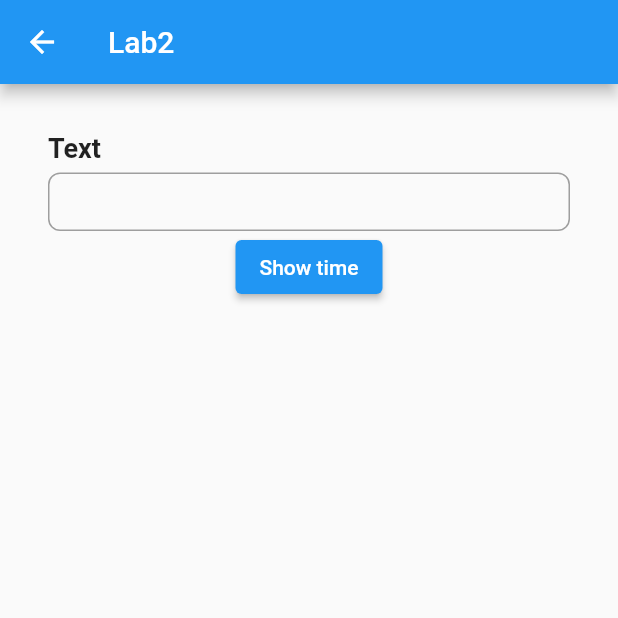
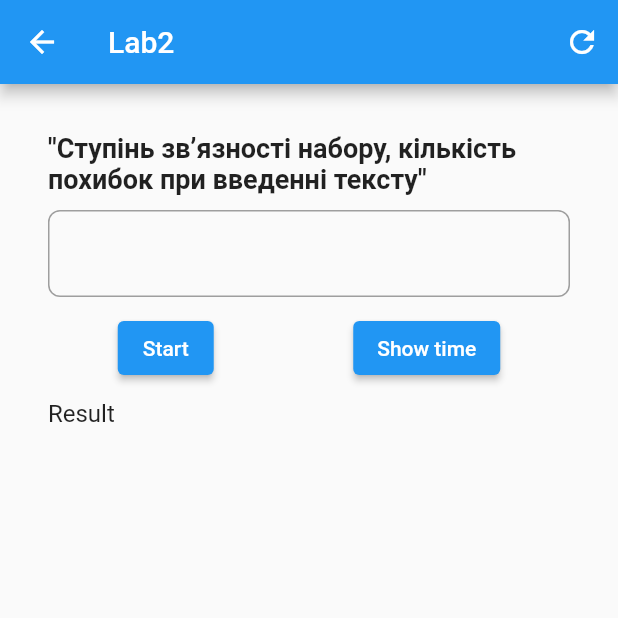
Before and after one commit to Grifon333/security_data, a Flutter app: the Lab2Widget screen opened by its route, on a phone screen of 412 x 824 dp, the top half of it. Run offline on Flutter 3.47's test engine with Material 2 defaults, Android fonts, the light colour scheme and no system bars.

Commit message:
lab2: show result and correct entering text

```diff
--- a/lib/ui/widgets/labs/lab2/lab2_model.dart
+++ b/lib/ui/widgets/labs/lab2/lab2_model.dart
@@ -25,6 +25,11 @@ class Lab2Model extends ChangeNotifier {
   late Stopwatch timeSymbol;
   bool isCorrect = true;
   int lengthEnterString = 0;
+  bool _readOnly = true;
+  List<String> result = [];
+
+  // bool isCompleted = false;
+  final textController = TextEditingController();
 
   void initialization() {
     timeAll = Stopwatch()..start();
@@ -36,17 +41,29 @@ class Lab2Model extends ChangeNotifier {
       (index) => List.filled(words[index].length, 0),
     );
     timeWords = List.filled(words.length, 0);
+    timeText = 0;
+    iPos = 0;
+    jPos = 0;
+
+    isCorrect = true;
+    lengthEnterString = 0;
+    _readOnly = false;
+    result.clear();
   }
 
   void addSymbol(String str) {
     if (str.length <= lengthEnterString) {
       if (jPos > 0) {
         jPos--;
-      } else {
+      } else if (iPos > 0) {
         iPos--;
         jPos = words[iPos].length - 1;
       }
-      lengthEnterString--;
+      lengthEnterString = str.length;
+
+      isCorrect =
+          text.contains(str) && str.characters.last == text[str.length - 1];
+      notifyListeners();
       return;
     }
     if (str == text) {
@@ -56,11 +73,10 @@ class Lab2Model extends ChangeNotifier {
       int t = timeWord.elapsedMilliseconds;
       timeWords[iPos] = t;
       calculateAllData();
-      // print('Success, time: ${timeAll.elapsedMilliseconds}');
+      _readOnly = true;
     }
     lengthEnterString = str.length;
     String char = str.characters.last;
-    // print('$char: ${char.codeUnits.first}');
 
     if (checkChar(char)) {
       if (char == words[iPos].split('')[jPos]) {
@@ -75,11 +91,15 @@ class Lab2Model extends ChangeNotifier {
     } else if (char.codeUnits.first == 32) {
       timeWord.stop();
       int t = timeWord.elapsedMilliseconds;
-      timeWords[iPos++] = t;
+      timeWords[iPos] = t;
       jPos = 0;
       timeWord = Stopwatch()..start();
+      if (iPos + 1 < words.length) {
+        iPos++;
+      }
     }
-    isCorrect = text.contains(str);
+    isCorrect =
+        text.contains(str) && str.characters.last == text[str.length - 1];
 
     // if (checkChar(char) && char == words[iPos].split('')[jPos]) {
     //   timeSymbol.stop();
@@ -130,6 +150,7 @@ class Lab2Model extends ChangeNotifier {
     double Tm, Tp, S = 0;
     List<double> Ts;
     double sum = 0;
+
     Tm = timeText / n;
 
     Ts = List.filled(words.length, 0);
@@ -157,9 +178,33 @@ class Lab2Model extends ChangeNotifier {
     }
     S /= k;
 
+    result.clear();
+    result.add('Input speed: \n${round(Tm)}');
+    result.add('Speed of entering each word: \n${Ts.map((e) => round(e))}');
+    result.add('Average time interval between words: \n${round(Tp)}');
+    result.add('Degree of coherence of the set: \n${round(S)}');
+    notifyListeners();
+
     print('Tm: $Tm');
     print('Ts: $Ts');
     print('Tp: $Tp');
     print('S: $S');
   }
+
+  void start() {
+    initialization();
+    textController.clear();
+    notifyListeners();
+  }
+
+  void end() {
+    textController.clear();
+    notifyListeners();
+  }
+
+  get readOnly => _readOnly;
+
+  double round(double value) {
+    return (value * 1000).roundToDouble() / 1000;
+  }
 }
--- a/lib/ui/widgets/labs/lab2/lab2_widget.dart
+++ b/lib/ui/widgets/labs/lab2/lab2_widget.dart
@@ -7,9 +7,18 @@ class Lab2Widget extends StatelessWidget {
 
   @override
   Widget build(BuildContext context) {
+    final model = NotifierProvider.watch<Lab2Model>(context);
+    if (model == null) return const SizedBox.shrink();
+
     return Scaffold(
       appBar: AppBar(
         title: const Text('Lab2'),
+        actions: [
+          IconButton(
+            onPressed: () => model.end(),
+            icon: const Icon(Icons.refresh),
+          )
+        ],
       ),
       body: const _BodyWidget(),
     );
@@ -21,15 +30,16 @@ class _BodyWidget extends StatelessWidget {
 
   @override
   Widget build(BuildContext context) {
-    final model = NotifierProvider.read<Lab2Model>(context);
-    if (model == null) return const SizedBox.shrink();
-    model.initialization();
+    // final model = NotifierProvider.read<Lab2Model>(context);
+    // if (model == null) return const SizedBox.shrink();
+    // model.initialization();
 
     return Padding(
       padding: const EdgeInsets.all(32.0),
       child: Column(
         children: const [
           _TextFieldWidget(),
+          SizedBox(height: 10),
           _ShowResultsWidget(),
         ],
       ),
@@ -37,9 +47,14 @@ class _BodyWidget extends StatelessWidget {
   }
 }
 
-class _TextFieldWidget extends StatelessWidget {
+class _TextFieldWidget extends StatefulWidget {
   const _TextFieldWidget({Key? key}) : super(key: key);
 
+  @override
+  State<_TextFieldWidget> createState() => _TextFieldWidgetState();
+}
+
+class _TextFieldWidgetState extends State<_TextFieldWidget> {
   @override
   Widget build(BuildContext context) {
     final model = NotifierProvider.watch<Lab2Model>(context);
@@ -49,12 +64,13 @@ class _TextFieldWidget extends StatelessWidget {
     return Column(
       crossAxisAlignment: CrossAxisAlignment.start,
       children: [
-        const Text(
-          'Text',
+        Text(
+          '\"${model.text}\"',
           style: textStyle,
         ),
-        const SizedBox(height: 6),
+        const SizedBox(height: 10),
         TextField(
+          controller: model.textController,
           onChanged: (value) => model.addSymbol(value),
           style: const TextStyle(
             color: Colors.black54,
@@ -74,6 +90,8 @@ class _TextFieldWidget extends StatelessWidget {
               isCollapsed: true,
               contentPadding: const EdgeInsets.all(10)),
           autocorrect: false,
+          readOnly: model.readOnly,
+          maxLines: 2,
         ),
       ],
     );
@@ -88,9 +106,37 @@ class _ShowResultsWidget extends StatelessWidget {
     final model = NotifierProvider.watch<Lab2Model>(context);
     if (model == null) return const SizedBox.shrink();
 
-    return ElevatedButton(
-      onPressed: () => model.showTime(),
-      child: const Text('Show time'),
+    return Column(
+      crossAxisAlignment: CrossAxisAlignment.start,
+      children: [
+        Row(
+          mainAxisAlignment: MainAxisAlignment.spaceAround,
+          children: [
+            ElevatedButton(
+              onPressed: () => model.start(),
+              child: const Text('Start'),
+            ),
+            ElevatedButton(
+              onPressed: () => model.showTime(),
+              child: const Text('Show time'),
+            ),
+          ],
+        ),
+        const SizedBox(height: 10),
+        const Text(
+          'Result',
+          style: TextStyle(
+            fontSize: 16,
+          ),
+        ),
+        const SizedBox(height: 8),
+        Text(
+          model.result.join('\n'),
+          style: const TextStyle(
+            fontSize: 16,
+          ),
+        ),
+      ],
     );
   }
 }
```
